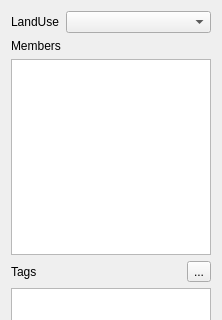
Old version of the form RelationProperties.ui in the repository openstreetmap/merkaartor; both pictures show x 0 to 222 and y 0 to 320 of the 222 by 495 pixel window.
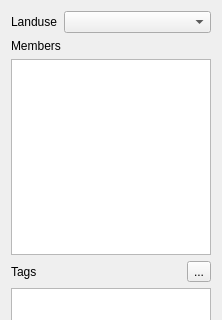
New version of the form. Icons and pictures are not drawn.

Diff of the .ui file:
```diff
--- a/RelationProperties.ui
+++ b/RelationProperties.ui
@@ -18,7 +18,7 @@
      <item row="0" column="0" >
       <widget class="QLabel" name="label" >
        <property name="text" >
-        <string>LandUse</string>
+        <string>Landuse</string>
        </property>
       </widget>
      </item>
```
